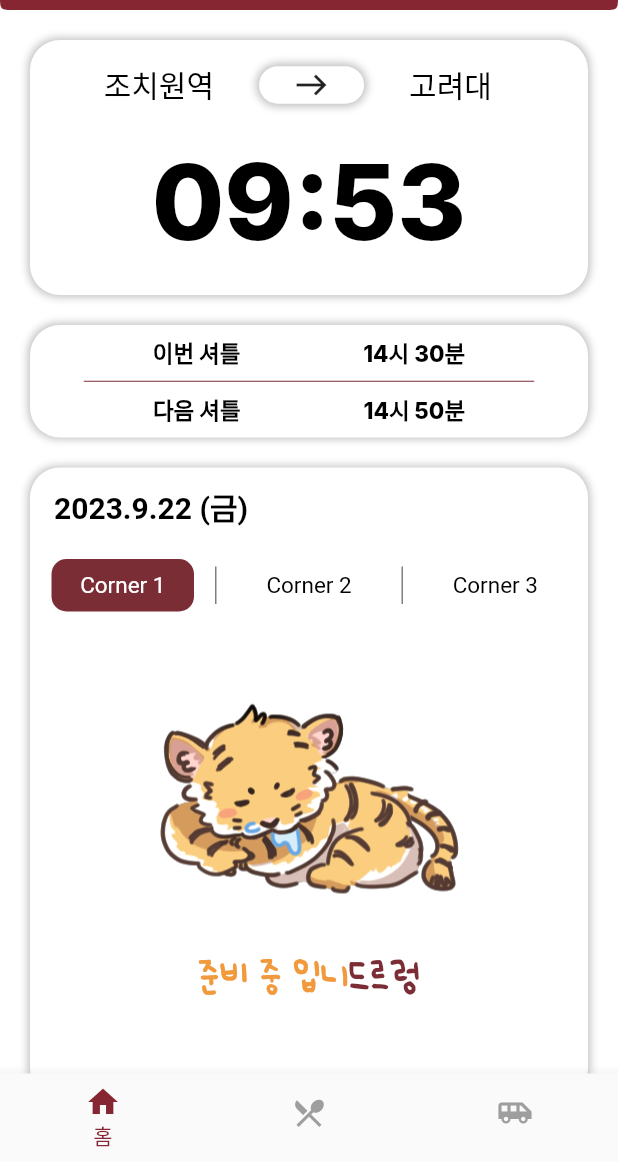
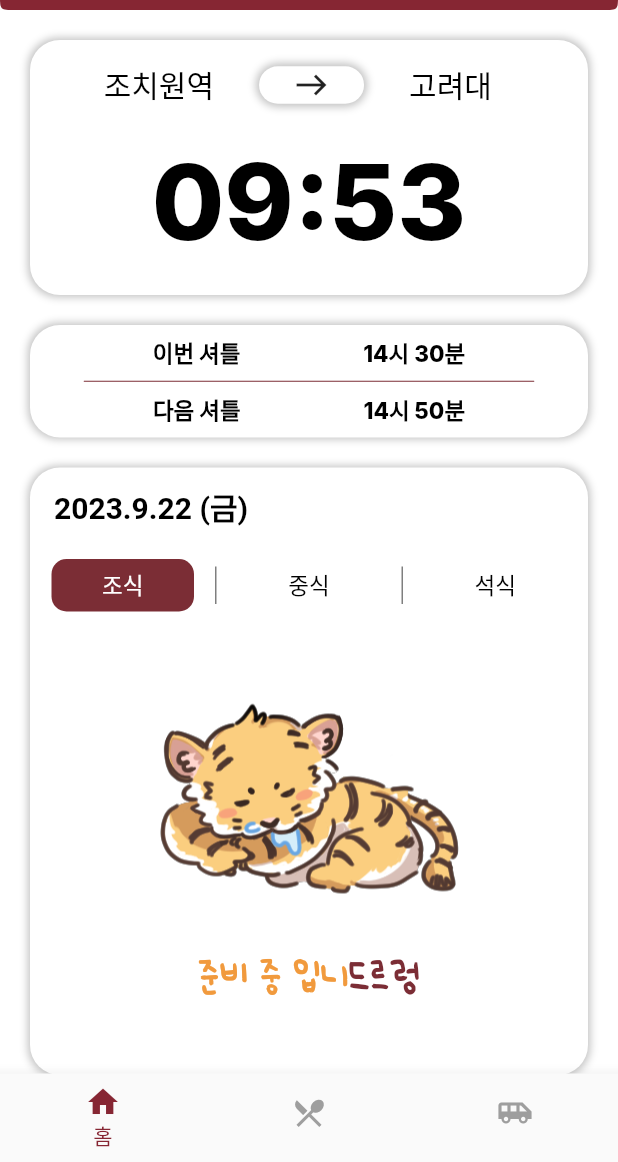
Before and after one commit to Dahann432/KUStart, a Flutter app: the screen it shows after launch, on a phone screen of 412 x 824 dp, the part 74-1236 px from its top. Run offline on Flutter 3.47's test engine with Material 2 defaults, Android fonts, the phone set to English and light mode, and no system bars; our stand-ins replace firebase_core, firebase_database, flip_card, fluttertoast, shared_preferences; accounts and stored records are empty; Roboto replaces fonts that are missing (Inter, Ubuntu).

Commit message:
Refactor: menu_main - 준비 이미지 위젯화

```diff
--- a/lib/widgets/menu_main.dart
+++ b/lib/widgets/menu_main.dart
@@ -71,7 +71,6 @@ class _MenuMainState extends State<MenuMain> {
     final formattedDate = dateFormat.format(now);
 
     return Container(
-      height: 420,
       decoration: ShapeDecoration(
         color: Colors.white,
         shape: RoundedRectangleBorder(
@@ -108,40 +107,15 @@ class _MenuMainState extends State<MenuMain> {
           Row(
             mainAxisAlignment: MainAxisAlignment.spaceEvenly,
             children: [
-              buildCornerButton('Corner 1', buttonColor1, 1),
+              buildCornerButton('조식', buttonColor1, 1),
               buildVerticalDivider(),
-              buildCornerButton('Corner 2', buttonColor2, 2),
+              buildCornerButton('중식', buttonColor2, 2),
               buildVerticalDivider(),
-              buildCornerButton('Corner 3', buttonColor3, 3),
+              buildCornerButton('석식', buttonColor3, 3),
             ],
           ),
           const SizedBox(height: 25),
-          Column(
-            mainAxisAlignment: MainAxisAlignment.center,
-            children: [
-              Image.asset('lib/images/dourourung.png', width: 200, height: 200),
-              RichText(
-                text: const TextSpan(
-                  children: <TextSpan>[
-                    TextSpan(
-                      text: '준비 중 입니',
-                      style: TextStyle(
-                          fontFamily: 'UhBeeSe_hyun',
-                          fontSize: 20,
-                          color: Color(0xFFF19A3D)),
-                    ),
-                    TextSpan(
-                      text: '드르렁',
-                      style: TextStyle(
-                          fontFamily: 'UhBeeSe_hyun',
-                          fontSize: 20,
-                          color: Color(0xFF7B2D35)),
-                    ),
-                  ],
-                ),
-              ),
-            ],
-          ),
+          preparationImage()
         ],
       ),
     );
@@ -187,4 +161,34 @@ class _MenuMainState extends State<MenuMain> {
       color: Colors.black,
     );
   }
+
+  Widget preparationImage() {
+    return Column(
+      mainAxisAlignment: MainAxisAlignment.center,
+      children: [
+        Image.asset('lib/images/dourourung.png', width: 200, height: 200),
+        RichText(
+          text: const TextSpan(
+            children: <TextSpan>[
+              TextSpan(
+                text: '준비 중 입니',
+                style: TextStyle(
+                    fontFamily: 'UhBeeSe_hyun',
+                    fontSize: 20,
+                    color: Color(0xFFF19A3D)),
+              ),
+              TextSpan(
+                text: '드르렁',
+                style: TextStyle(
+                    fontFamily: 'UhBeeSe_hyun',
+                    fontSize: 20,
+                    color: Color(0xFF7B2D35)),
+              ),
+            ],
+          ),
+        ),
+        const SizedBox(height: 50)
+      ],
+    );
+  }
 }
```
